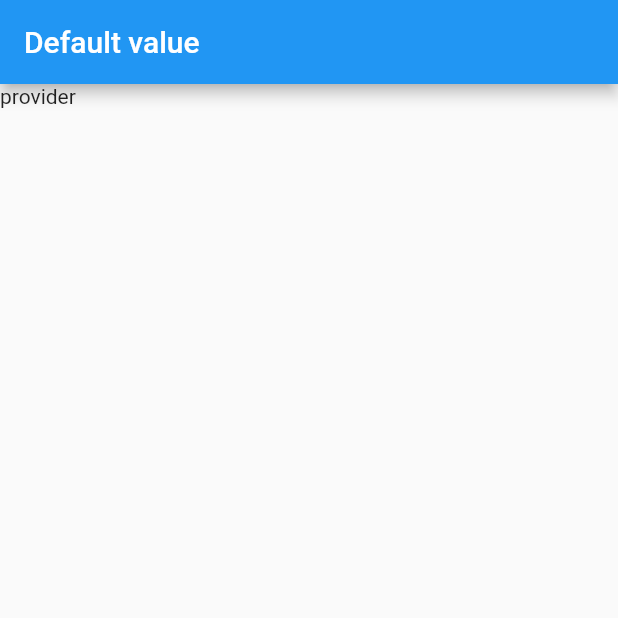
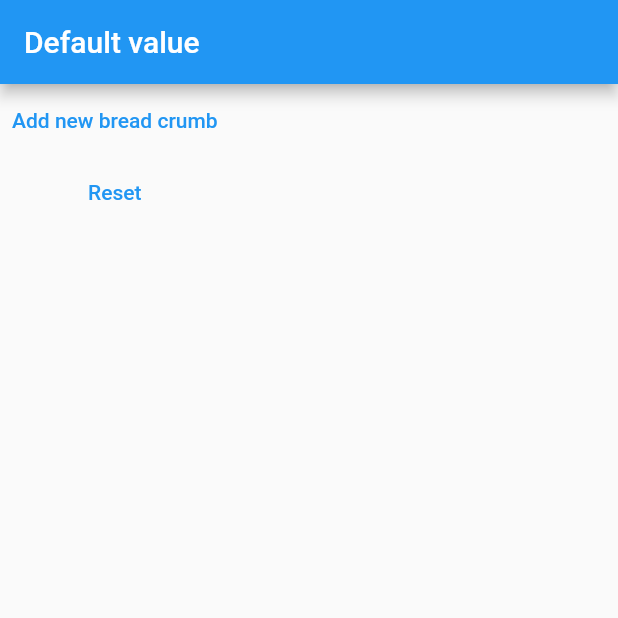
Before and after one commit to santosh565/inherited_demo, a Flutter app: the screen it shows after launch, on a phone screen of 412 x 824 dp, the top half of it. Run offline on Flutter 3.47's test engine with Material 2 defaults, Android fonts, the light colour scheme and no system bars.

Commit message:
adds page to add new bread crumb

```diff
--- a/lib/main.dart
+++ b/lib/main.dart
@@ -1,4 +1,8 @@
+import 'dart:collection';
+
 import 'package:flutter/material.dart';
+import 'package:provider/provider.dart';
+import 'package:uuid/uuid.dart';
 
 void main() {
   runApp(const MyApp());
@@ -9,12 +13,81 @@ class MyApp extends StatelessWidget {
 
   @override
   Widget build(BuildContext context) {
-    return MaterialApp(
+    return ChangeNotifierProvider(
+      create: (_) => BreadCrumbProvider(),
+      child: MaterialApp(
         title: 'Flutter Demo',
         theme: ThemeData(
           primarySwatch: Colors.blue,
         ),
         home: const MyHomePage(),
+        routes: {
+          '/new': (context) => const AddNewBreadCrumbScreen(),
+        },
+      ),
+    );
+  }
+}
+
+class BreadCrumb {
+  bool isActive;
+  final String name;
+  final String uuid;
+
+  BreadCrumb({
+    required this.isActive,
+    required this.name,
+  }) : uuid = const Uuid().v4();
+
+  void activate() {
+    isActive = true;
+  }
+
+  @override
+  bool operator ==(covariant BreadCrumb other) => other.uuid == uuid;
+
+  @override
+  int get hashCode => uuid.hashCode;
+
+  String get title => name + (isActive ? ' > ' : '');
+}
+
+class BreadCrumbProvider extends ChangeNotifier {
+  final List<BreadCrumb> _items = [];
+
+  UnmodifiableListView<BreadCrumb> get items => UnmodifiableListView(_items);
+
+  void add(BreadCrumb breadCrumb) {
+    for (final item in _items) {
+      item.activate();
+    }
+    _items.add(breadCrumb);
+    notifyListeners();
+  }
+
+  void reset() {
+    _items.clear();
+    notifyListeners();
+  }
+}
+
+class BreadCrumbsWidget extends StatelessWidget {
+  final UnmodifiableListView<BreadCrumb> breadCrumbs;
+
+  const BreadCrumbsWidget({Key? key, required this.breadCrumbs})
+      : super(key: key);
+
+  @override
+  Widget build(BuildContext context) {
+    return Wrap(
+      children: breadCrumbs.map((breadCrumb) {
+        return Text(
+          breadCrumb.title,
+          style: TextStyle(
+            color: breadCrumb.isActive ? Colors.blue : Colors.black,
+          ),
+        );
+      }).toList(),
     );
   }
 }
@@ -30,6 +103,82 @@ class MyHomePage extends StatelessWidget {
       appBar: AppBar(
         title: const Text('Default value'),
       ),
-        body: const Text('provider'));
+      body: Column(
+        children: [
+          Consumer<BreadCrumbProvider>(
+            builder: (context, value, child) {
+              return BreadCrumbsWidget(
+                breadCrumbs: value.items,
+              );
+            },
+          ),
+          TextButton(
+            onPressed: () {
+              Navigator.push(
+                context,
+                MaterialPageRoute(
+                  builder: (context) => const AddNewBreadCrumbScreen(),
+                ),
+              );
+            },
+            child: const Text('Add new bread crumb'),
+          ),
+          TextButton(
+            onPressed: () {
+              final provider = context.read<BreadCrumbProvider>().reset();
+            },
+            child: const Text('Reset'),
+          ),
+        ],
+      ),
+    );
   }
 }
+
+class AddNewBreadCrumbScreen extends StatefulWidget {
+  const AddNewBreadCrumbScreen({Key? key}) : super(key: key);
+
+  @override
+  State<AddNewBreadCrumbScreen> createState() => _AddNewBreadCrumbScreenState();
+}
+
+class _AddNewBreadCrumbScreenState extends State<AddNewBreadCrumbScreen> {
+  late final TextEditingController _controller;
+
+  @override
+  void initState() {
+    super.initState();
+    _controller = TextEditingController();
+  }
+
+  @override
+  void dispose() {
+    _controller.dispose();
+    super.dispose();
+  }
+
+  @override
+  Widget build(BuildContext context) {
+    return Scaffold(
+      appBar: AppBar(
+        title: const Text('Add new bread crumb'),
+      ),
+      body: Center(
+        child: Column(
+          children: [
+            TextField(
+              decoration: const InputDecoration(
+                labelText: 'Bread crumb name',
+              ),
+              controller: _controller,
+            ),
+            TextButton(
+              onPressed: () {},
+              child: const Text('Add'),
+            )
+          ],
+        ),
+      ),
+    );
+  }
+}
--- a/pubspec.yaml
+++ b/pubspec.yaml
@@ -35,6 +35,7 @@ dependencies:
   # Use with the CupertinoIcons class for iOS style icons.
   cupertino_icons: ^1.0.2
   uuid: ^3.0.6
+  provider: ^6.0.2
 
 dev_dependencies:
   flutter_test:
```
Also changed, not shown: pubspec.lock. Lines whose indentation alone changed are shown as unchanged.
